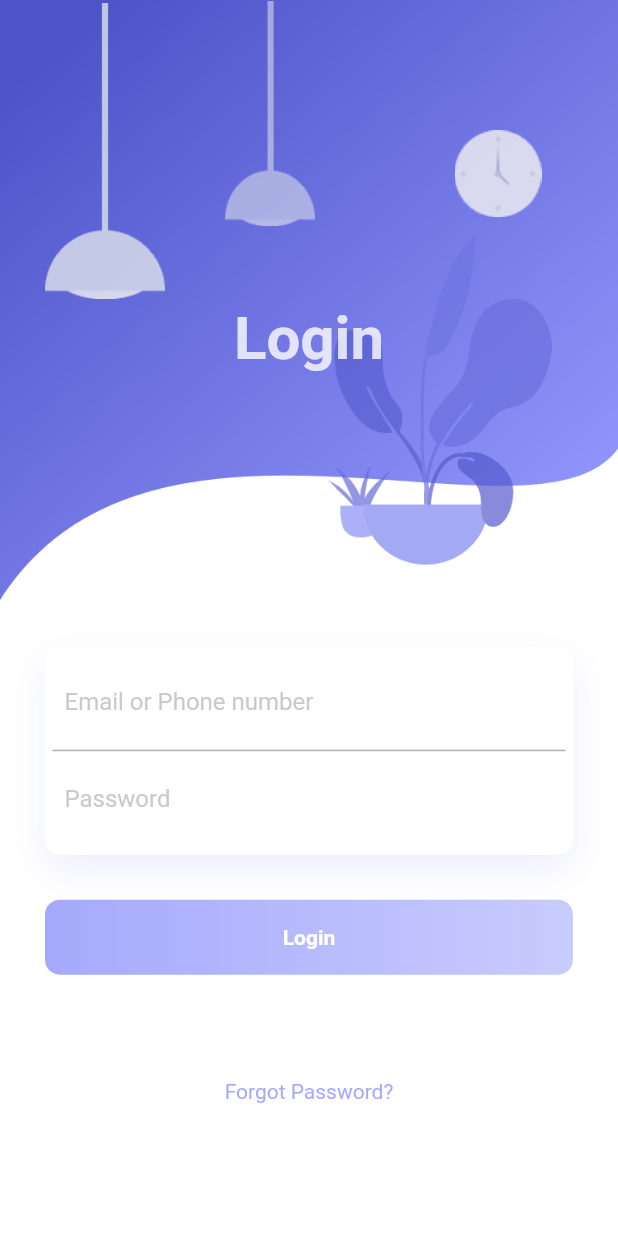
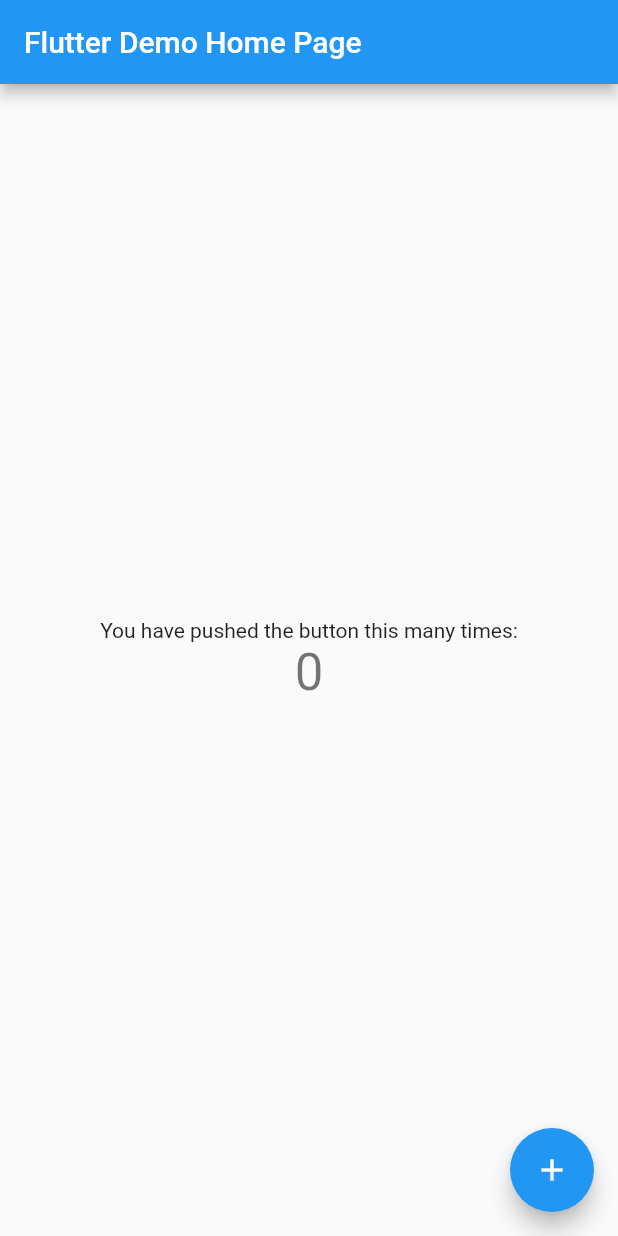
Before and after one commit to waelTeam/centre-de-formation, a Flutter app: the screen it shows after launch, on a phone screen of 412 x 824 dp. Run offline on Flutter 3.47's test engine with Material 2 defaults, Android fonts, the phone set to English and light mode, and no system bars; our stand-ins replace simple_animations.

Commit message:
Merge branch 'master' of C:\Users\wael hasnaoui\AndroidStudioProjects\centre_de_formation with conflicts.

```diff
--- a/lib/main.dart
+++ b/lib/main.dart
@@ -1,150 +1,113 @@
-import '/animation/FadeAnimation.dart';
 import 'package:flutter/material.dart';
 
-void main() => runApp(
-    MaterialApp(
-      debugShowCheckedModeBanner: false,
-      home: HomePage(),
-    )
-);
+void main() {
+  runApp(MyApp());
+}
 
-class HomePage extends StatelessWidget {
+class MyApp extends StatelessWidget {
+  // This widget is the root of your application.
   @override
   Widget build(BuildContext context) {
+    return MaterialApp(
+      title: 'Flutter Demo',
+      theme: ThemeData(
+        // This is the theme of your application.
+        //
+        // Try running your application with "flutter run". You'll see the
+        // application has a blue toolbar. Then, without quitting the app, try
+        // changing the primarySwatch below to Colors.green and then invoke
+        // "hot reload" (press "r" in the console where you ran "flutter run",
+        // or simply save your changes to "hot reload" in a Flutter IDE).
+        // Notice that the counter didn't reset back to zero; the application
+        // is not restarted.
+        primarySwatch: Colors.blue,
+      ),
+      home: MyHomePage(title: 'Flutter Demo Home Page'),
+    );
+  }
+}
+
+class MyHomePage extends StatefulWidget {
+  MyHomePage({Key? key, required this.title}) : super(key: key);
+
+  // This widget is the home page of your application. It is stateful, meaning
+  // that it has a State object (defined below) that contains fields that affect
+  // how it looks.
+
+  // This class is the configuration for the state. It holds the values (in this
+  // case the title) provided by the parent (in this case the App widget) and
+  // used by the build method of the State. Fields in a Widget subclass are
+  // always marked "final".
+
+  final String title;
+
+  @override
+  _MyHomePageState createState() => _MyHomePageState();
+}
+
+class _MyHomePageState extends State<MyHomePage> {
+  int _counter = 0;
+
+  void _incrementCounter() {
+    setState(() {
+      // This call to setState tells the Flutter framework that something has
+      // changed in this State, which causes it to rerun the build method below
+      // so that the display can reflect the updated values. If we changed
+      // _counter without calling setState(), then the build method would not be
+      // called again, and so nothing would appear to happen.
+      _counter++;
+    });
+  }
+
+  @override
+  Widget build(BuildContext context) {
+    // This method is rerun every time setState is called, for instance as done
+    // by the _incrementCounter method above.
+    //
+    // The Flutter framework has been optimized to make rerunning build methods
+    // fast, so that you can just rebuild anything that needs updating rather
+    // than having to individually change instances of widgets.
     return Scaffold(
-        backgroundColor: Colors.white,
-        body: SingleChildScrollView(
-          child: Container(
+      appBar: AppBar(
+        // Here we take the value from the MyHomePage object that was created by
+        // the App.build method, and use it to set our appbar title.
+        title: Text(widget.title),
+      ),
+      body: Center(
+        // Center is a layout widget. It takes a single child and positions it
+        // in the middle of the parent.
         child: Column(
+          // Column is also a layout widget. It takes a list of children and
+          // arranges them vertically. By default, it sizes itself to fit its
+          // children horizontally, and tries to be as tall as its parent.
+          //
+          // Invoke "debug painting" (press "p" in the console, choose the
+          // "Toggle Debug Paint" action from the Flutter Inspector in Android
+          // Studio, or the "Toggle Debug Paint" command in Visual Studio Code)
+          // to see the wireframe for each widget.
+          //
+          // Column has various properties to control how it sizes itself and
+          // how it positions its children. Here we use mainAxisAlignment to
+          // center the children vertically; the main axis here is the vertical
+          // axis because Columns are vertical (the cross axis would be
+          // horizontal).
+          mainAxisAlignment: MainAxisAlignment.center,
           children: <Widget>[
-                Container(
-                  height: 400,
-                  decoration: BoxDecoration(
-                      image: DecorationImage(
-                          image: AssetImage('assets/images/background.png'),
-                          fit: BoxFit.fill
-                      )
+            Text(
+              'You have pushed the button this many times:',
             ),
-                  child: Stack(
-                    children: <Widget>[
-                      Positioned(
-                        left: 30,
-                        width: 80,
-                        height: 200,
-                        child: FadeAnimation(1, Container(
-                          decoration: BoxDecoration(
-                              image: DecorationImage(
-                                  image: AssetImage('assets/images/light-1.png')
-                              )
+            Text(
+              '$_counter',
+              style: Theme.of(context).textTheme.headline4,
             ),
-                        )),
-                      ),
-                      Positioned(
-                        left: 140,
-                        width: 80,
-                        height: 150,
-                        child: FadeAnimation(1.3, Container(
-                          decoration: BoxDecoration(
-                              image: DecorationImage(
-                                  image: AssetImage('assets/images/light-2.png')
-                              )
-                          ),
-                        )),
-                      ),
-                      Positioned(
-                        right: 40,
-                        top: 40,
-                        width: 80,
-                        height: 150,
-                        child: FadeAnimation(1.5, Container(
-                          decoration: BoxDecoration(
-                              image: DecorationImage(
-                                  image: AssetImage('assets/images/clock.png')
-                              )
-                          ),
-                        )),
-                      ),
-                      Positioned(
-                        child: FadeAnimation(1.6, Container(
-                          margin: EdgeInsets.only(top: 50),
-                          child: Center(
-                            child: Text("Login", style: TextStyle(color: Colors.white, fontSize: 40, fontWeight: FontWeight.bold),),
-                          ),
-                        )),
-                      )
           ],
         ),
       ),
-                Padding(
-                  padding: EdgeInsets.all(30.0),
-                  child: Column(
-                    children: <Widget>[
-                      FadeAnimation(1.8, Container(
-                        padding: EdgeInsets.all(5),
-                        decoration: BoxDecoration(
-                            color: Colors.white,
-                            borderRadius: BorderRadius.circular(10),
-                            boxShadow: [
-                              BoxShadow(
-                                  color: Color.fromRGBO(143, 148, 251, .2),
-                                  blurRadius: 20.0,
-                                  offset: Offset(0, 10)
-                              )
-                            ]
-                        ),
-                        child: Column(
-                          children: <Widget>[
-                            Container(
-                              padding: EdgeInsets.all(8.0),
-                              decoration: BoxDecoration(
-                                  border: Border(bottom: BorderSide(color: Colors.grey))
-                              ),
-                              child: TextField(
-                                decoration: InputDecoration(
-                                    border: InputBorder.none,
-                                    hintText: "Email or Phone number",
-                                    hintStyle: TextStyle(color: Colors.grey[400])
-                                ),
-                              ),
-                            ),
-                            Container(
-                              padding: EdgeInsets.all(8.0),
-                              child: TextField(
-                                decoration: InputDecoration(
-                                    border: InputBorder.none,
-                                    hintText: "Password",
-                                    hintStyle: TextStyle(color: Colors.grey[400])
-                                ),
-                              ),
-                            )
-                          ],
-                        ),
-                      )),
-                      SizedBox(height: 30,),
-                      FadeAnimation(2, Container(
-                        height: 50,
-                        decoration: BoxDecoration(
-                            borderRadius: BorderRadius.circular(10),
-                            gradient: LinearGradient(
-                                colors: [
-                                  Color.fromRGBO(143, 148, 251, 1),
-                                  Color.fromRGBO(143, 148, 251, .6),
-                                ]
-                            )
-                        ),
-                        child: Center(
-                          child: Text("Login", style: TextStyle(color: Colors.white, fontWeight: FontWeight.bold),),
-                        ),
-                      )),
-                      SizedBox(height: 70,),
-                      FadeAnimation(1.5, Text("Forgot Password?", style: TextStyle(color: Color.fromRGBO(143, 148, 251, 1)),)),
-                    ],
-                  ),
-                )
-              ],
-            ),
-          ),
-        )
+      floatingActionButton: FloatingActionButton(
+        onPressed: _incrementCounter,
+        tooltip: 'Increment',
+        child: Icon(Icons.add),
+      ), // This trailing comma makes auto-formatting nicer for build methods.
     );
   }
 }
```
Lines whose indentation alone changed are shown as unchanged.
